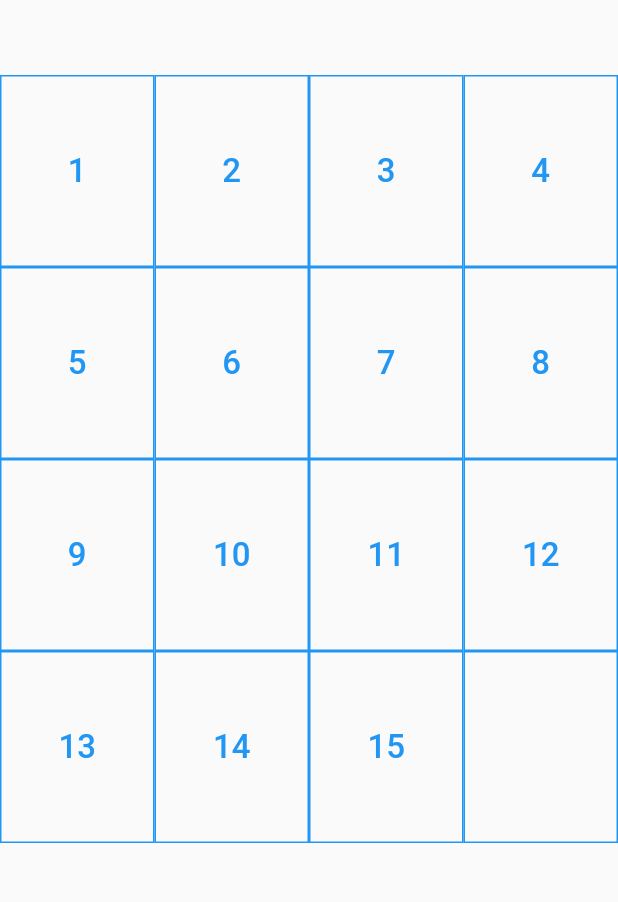
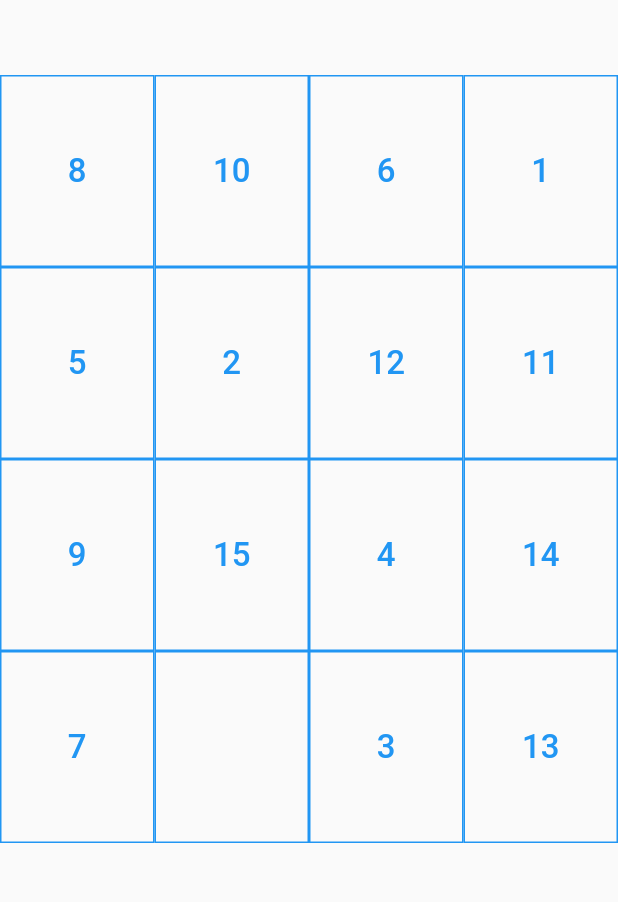
Before and after one commit to maaamorim/xPuzzle, a Flutter app: the screen it shows after launch, on a phone screen of 412 x 824 dp, the part 201-1103 px from its top. Run offline on Flutter 3.47's test engine with Material 2 defaults, Android fonts, the phone set to English and light mode, and no system bars.

Commit message:
Adicionar método de geração de listas com valores embaralhados

```diff
--- a/lib/components/number_board.dart
+++ b/lib/components/number_board.dart
@@ -8,18 +8,38 @@ class NumberBoard extends StatefulWidget {
 }
 
 class _NumberBoardState extends State<NumberBoard> {
+  List<String> _numeros = List();
+
+  @override
+  void initState() {
+    _gerarNumeros();
+    super.initState();
+  }
+
+  /// Gera a lista de números com valores embaralhados
+  void _gerarNumeros() {
+    _numeros = [for (var i = 1; i < 16; i++) i.toString()];
+    _numeros.add('');
+    _numeros.shuffle();
+  }
+
+  /// Gera as linhas de números a partir da divisão da lista de números
+  List<Widget> _gerarLinhas() {
+    List<Widget> _linhas = List();
+    _linhas.add(NumberRow(_numeros.sublist(0, 4)));
+    _linhas.add(NumberRow(_numeros.sublist(4, 8)));
+    _linhas.add(NumberRow(_numeros.sublist(8, 12)));
+    _linhas.add(NumberRow(_numeros.sublist(12, 16)));
+    return _linhas;
+  }
+
   @override
   Widget build(BuildContext context) {
     return Expanded(
         child: Column(
           mainAxisAlignment: MainAxisAlignment.center,
           crossAxisAlignment: CrossAxisAlignment.stretch,
-          children: <Widget>[
-            NumberRow(['1', '2', '3', '4']),
-            NumberRow(['5', '6', '7', '8']),
-            NumberRow(['9', '10', '11', '12']),
-            NumberRow(['13', '14', '15', '']),
-          ],
+          children: _gerarLinhas(),
         ),
         flex: 4);
   }
```
